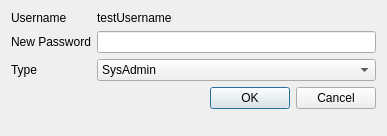
This is src/edituserdialog.ui in murrple-1/BedChaser as Qt 5 draws it before an edit. The edited form follows.
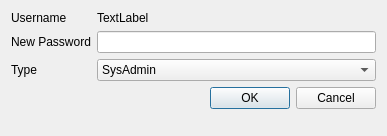
This is the edited form.

Patch:
```diff
--- a/src/edituserdialog.ui
+++ b/src/edituserdialog.ui
@@ -24,7 +24,7 @@
    <item row="0" column="1">
     <widget class="QLabel" name="usernameValueLabel">
      <property name="text">
-      <string>testUsername</string>
+      <string>TextLabel</string>
      </property>
     </widget>
    </item>
```
